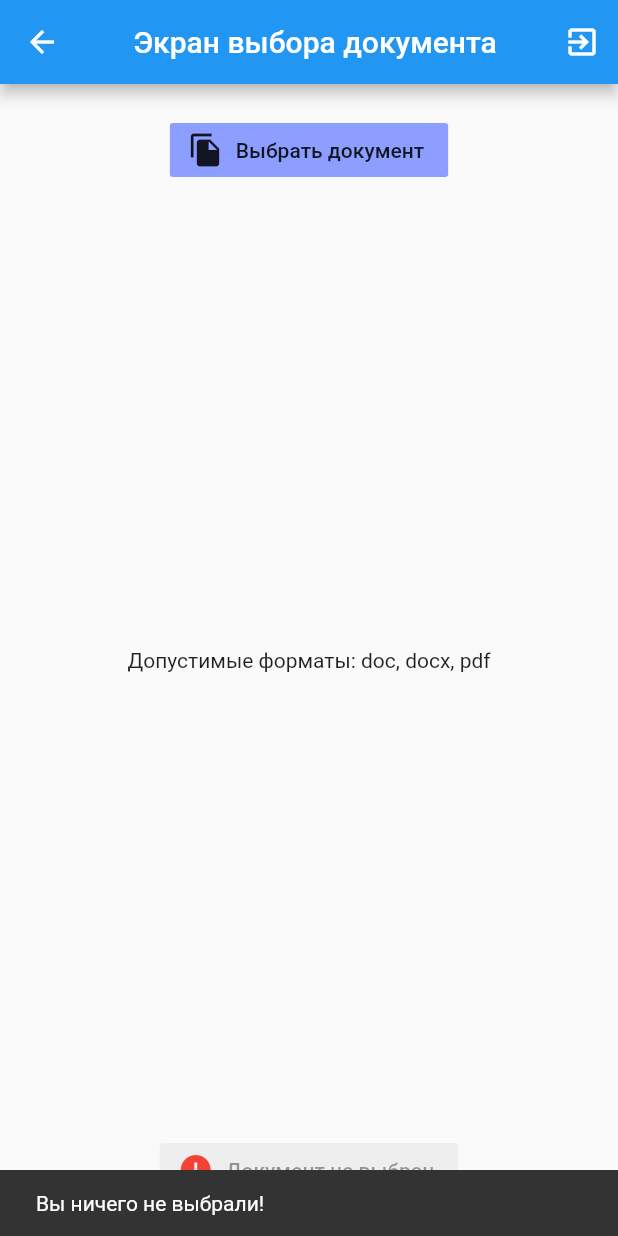
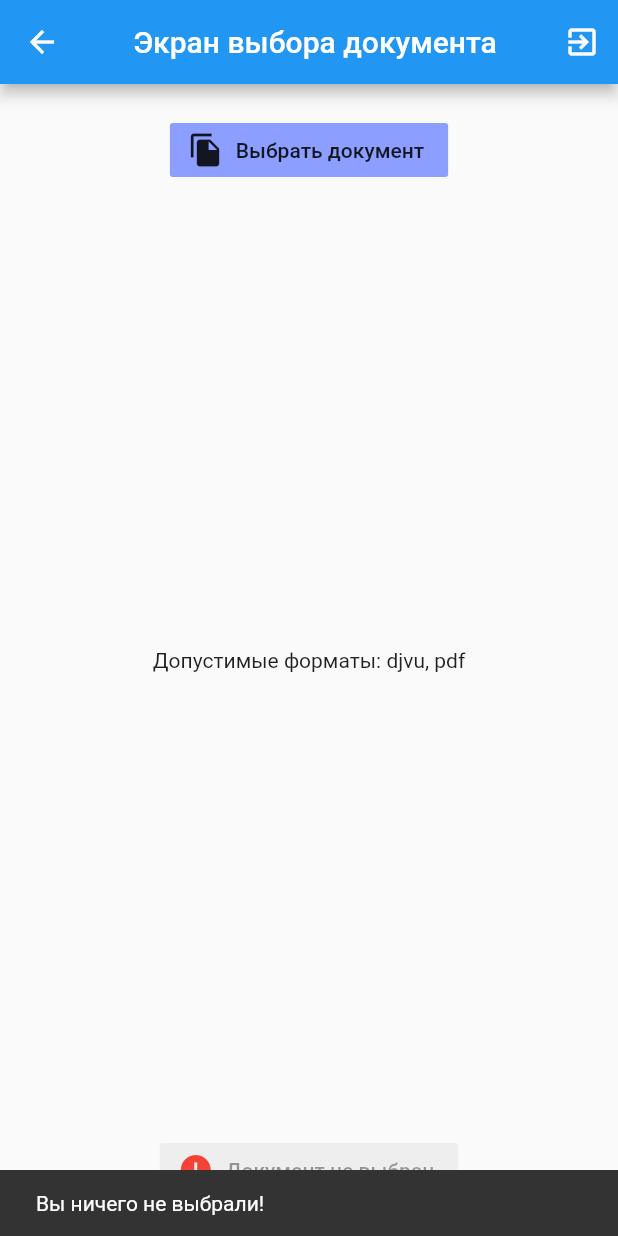
Before and after one commit to Enderw12/djvu_pdf_reader, a Flutter app: the DocumentPickerScreen screen opened by its route, after a tap on "Выбрать документ", on a phone screen of 412 x 824 dp. Run offline on Flutter 3.47's test engine with Material 2 defaults, Android fonts, the phone set to English and light mode, and no system bars; our stand-ins replace bloc, dio, file_picker, flutter_bloc; missing offline and left inert: flutter_full_pdf_viewer.

Commit message:
удалена поддержка doc/docx. добавлена поддержка djvu с конвертацией формата в pdf на стороне сервера. изменено название для соответствия поддерживаемым форматам.

```diff
--- a/lib/bloc/picker_bloc.dart
+++ b/lib/bloc/picker_bloc.dart
@@ -1,15 +1,49 @@
 import 'dart:async';
-
+import 'dart:io';
+import 'package:path/path.dart';
+import 'package:dio/dio.dart';
+import 'package:dio/adapter.dart';
 import 'package:bloc/bloc.dart';
 import 'package:file_picker/file_picker.dart';
 import 'package:meta/meta.dart';
 import 'package:path/path.dart' as path;
+import 'package:path_provider/path_provider.dart';
 
 part 'picker_event.dart';
 part 'picker_state.dart';
 
 class PickerBloc extends Bloc<PickerEvent, PickerState> {
   PickerBloc() : super(PickerInitial());
+
+  Future<File> convert(filePath, fileName) async {
+    final dio = Dio();
+    FormData formData = FormData.fromMap({
+      "file":
+          await MultipartFile.fromFile(filePath, filename: '$fileName.djvu'),
+    });
+    try {
+      final response = await dio.post("http://46.250.117.61:5000/convert",
+          data: formData, options: Options(responseType: ResponseType.bytes));
+      final data = response.data;
+      // print(response.data);
+      File pdf = await _localFile(fileName);
+      await pdf.writeAsBytes(data);
+      return pdf;
+    } catch (e) {
+      return null;
+    }
+  }
+
+  Future<String> get _localPath async {
+    final directory = await getApplicationDocumentsDirectory();
+
+    return directory.path;
+  }
+
+  Future<File> _localFile(String fileName) async {
+    final path = await _localPath;
+    return File('$path/$fileName.pdf');
+  }
 
   @override
   Stream<PickerState> mapEventToState(
@@ -18,13 +52,21 @@ class PickerBloc extends Bloc<PickerEvent, PickerState> {
     // обрабатываем событие "выбор PDF-документа"
     if (event is PickDocument) {
       yield PickerLoading();
-      final String filePath = await FilePicker.getFilePath();
+      String filePath = await FilePicker.getFilePath();
       if (filePath != null) {
-        if (path.extension(filePath).endsWith('.doc') ||
-            path.extension(filePath).endsWith('.docx') ||
+        if (path.extension(filePath).endsWith('.djvu') ||
             path.extension(filePath).endsWith('.pdf')) {
-          final String fileName = path.basenameWithoutExtension(filePath);
+          String fileName = path.basenameWithoutExtension(filePath);
           bool isPdf = path.extension(filePath).endsWith('.pdf');
+          if (!isPdf) {
+            File file = await convert(filePath, fileName);
+            if (file == null) {
+              yield PickerError("Ошибка на сервере. Попробуйте снова");
+            } else {
+              filePath = file.path;
+              fileName = path.basenameWithoutExtension(filePath);
+            }
+          }
           yield PickerLoaded({
             'filePath': filePath,
             'fileName': fileName,
@@ -32,7 +74,7 @@ class PickerBloc extends Bloc<PickerEvent, PickerState> {
           });
         } else {
           yield PickerError(
-              'Неверный формат. Допустимы только doc, docx, pdf форматы.');
+              'Неверный формат. Допустимы только djvu, pdf форматы.');
         }
       } else {
         yield PickerError('Вы ничего не выбрали!');
--- a/lib/screens/document_picker_screen.dart
+++ b/lib/screens/document_picker_screen.dart
@@ -17,6 +17,7 @@ class DocumentPickerScreen extends StatelessWidget {
   @override
   Widget build(BuildContext context) {
     // через объект PickerBloc виджеты могут получить возможность вызывать события (picker_event.dart)
+    // ignore: close_sinks
     final PickerBloc pickerBloc = BlocProvider.of<PickerBloc>(context);
 
     // Scaffold — основной виджет необходимый для нормальной работы.
@@ -92,8 +93,7 @@ class PickerWidget extends StatelessWidget {
                 icon: Icon(Icons.file_copy),
                 label: Text('Выбрать документ')),
           ),
-          Expanded(
-              child: Center(child: Text('Допустимые форматы: doc, docx, pdf'))),
+          Expanded(child: Center(child: Text('Допустимые форматы: djvu, pdf'))),
           ReadButtonWidget(state: state)
         ],
       ),
--- a/lib/screens/document_view_screen.dart
+++ b/lib/screens/document_view_screen.dart
@@ -1,5 +1,5 @@
-import 'package:docx_pdf_reader/bloc/document_bloc.dart';
-import 'package:docx_pdf_reader/widgets/alert_dialog.dart';
+import 'package:djvu_pdf_reader/bloc/document_bloc.dart';
+import 'package:djvu_pdf_reader/widgets/alert_dialog.dart';
 import 'package:flutter/material.dart';
 import 'package:flutter_bloc/flutter_bloc.dart';
 
--- a/lib/screens/welcome_screen.dart
+++ b/lib/screens/welcome_screen.dart
@@ -1,4 +1,4 @@
-import 'package:docx_pdf_reader/screens/document_picker_screen.dart';
+import 'package:djvu_pdf_reader/screens/document_picker_screen.dart';
 import 'package:flutter/material.dart';
 
 class WelcomeScreen extends StatelessWidget {
@@ -39,7 +39,7 @@ class WelcomeScreen extends StatelessWidget {
                 child: Padding(
                   padding: const EdgeInsets.all(8.0),
                   child: Text(
-                    "Приложение для просмотра doc- и pdf-файлов",
+                    "Приложение для просмотра djvu- и pdf-файлов",
                     softWrap: true,
                     maxLines: 2,
                     textAlign: TextAlign.center,
--- a/pubspec.yaml
+++ b/pubspec.yaml
@@ -1,4 +1,4 @@
-name: docx_pdf_reader
+name: djvu_pdf_reader
 description: A new Flutter project.
 
 # The following line prevents the package from being accidentally published to
@@ -27,10 +27,12 @@ dependencies:
   # The following adds the Cupertino Icons font to your application.
   # Use with the CupertinoIcons class for iOS style icons.
   cupertino_icons: ^0.1.3
+  path_provider: ^1.6.14
   bloc: ^6.0.2
   flutter_bloc: ^6.0.3
   file_picker: ^1.13.3
   flutter_full_pdf_viewer: ^1.0.6
+  dio: ^3.0.10
 
 dev_dependencies:
   flutter_test:
```
Also changed, not shown: 9 other files.
